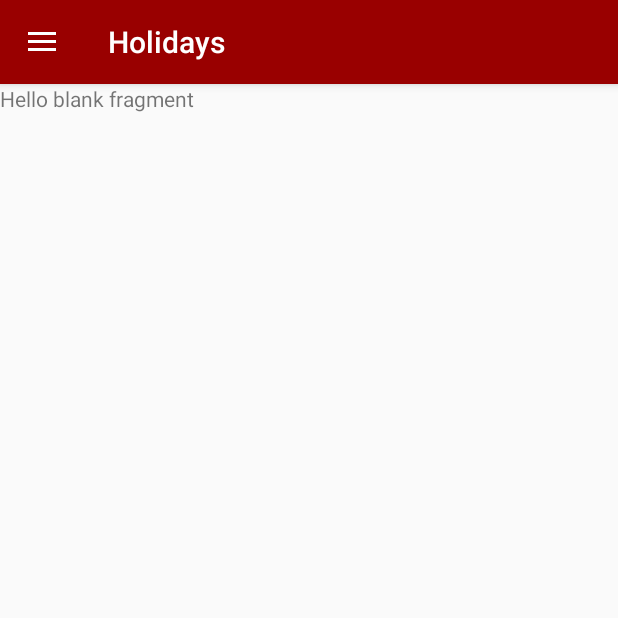
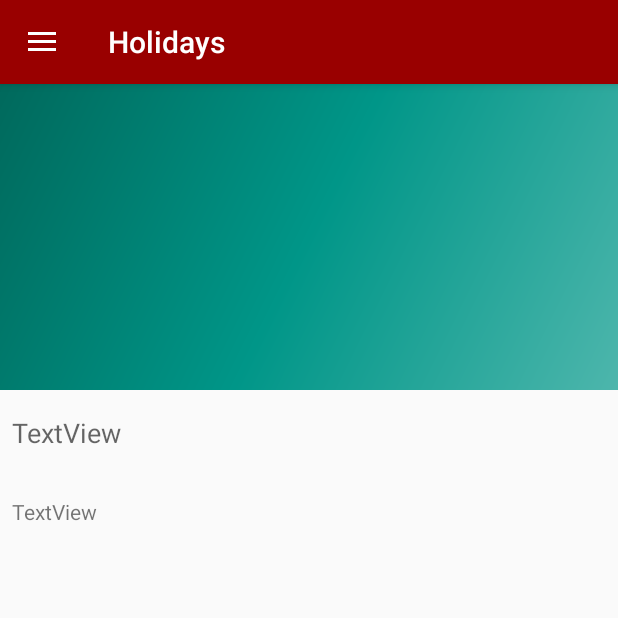
Before and after one commit to geoking/TravelKeeper, an Android app: the fragment HolidayDetailsFragment placed in its activity, on a phone screen of 412 x 824 dp, the top half of it. Run offline under Robolectric (Android 15) with nearby library versions, the phone set to English and light mode, and no system bars; 2 statements that could not run were skipped.

Commit message:
Working layout

```diff
--- a/app/src/main/java/me/geoking/travelkeeper/dummy/DummyContent.java
+++ b/app/src/main/java/me/geoking/travelkeeper/dummy/DummyContent.java
@@ -44,7 +44,7 @@ public class DummyContent {
 
     private static String makeDetails(int position) {
         StringBuilder builder = new StringBuilder();
-        builder.append("This is Holiday: ").append(position);
+        builder.append("\nThis is Holiday: ").append(position);
         for (int i = 0; i < position; i++) {
             builder.append("\nMore details information here.");
         }
--- a/app/src/main/res/layout/fragment_holiday_details.xml
+++ b/app/src/main/res/layout/fragment_holiday_details.xml
@@ -1,13 +1,52 @@
 <FrameLayout xmlns:android="http://schemas.android.com/apk/res/android"
+    xmlns:app="http://schemas.android.com/apk/res-auto"
     xmlns:tools="http://schemas.android.com/tools"
     android:layout_width="match_parent"
     android:layout_height="match_parent"
     tools:context="me.geoking.travelkeeper.Fragments.HolidayDetailsFragment">
 
     <!-- TODO: Update blank fragment layout -->
-    <TextView
+
+    <android.support.constraint.ConstraintLayout
         android:layout_width="match_parent"
         android:layout_height="match_parent"
-        android:text="@string/hello_blank_fragment" />
+        app:layout_behavior="@string/appbar_scrolling_view_behavior"
+        tools:context="me.geoking.travelkeeper.MainActivity"
+        tools:showIn="@layout/app_bar_main">
+
+        <TextView
+            android:id="@+id/notesView"
+            android:layout_width="match_parent"
+            android:layout_height="262dp"
+            android:layout_marginEnd="8dp"
+            android:layout_marginStart="8dp"
+            android:text="TextView"
+            app:layout_constraintBottom_toBottomOf="parent"
+            app:layout_constraintEnd_toEndOf="parent"
+            app:layout_constraintStart_toStartOf="parent"
+            app:layout_constraintTop_toBottomOf="@+id/titleView"
+            app:layout_constraintVertical_bias="0.100000024" />
+
+        <TextView
+            android:id="@+id/titleView"
+            android:layout_width="match_parent"
+            android:layout_height="29dp"
+            android:layout_marginEnd="8dp"
+            android:layout_marginStart="8dp"
+            android:text="TextView"
+            android:textAppearance="@android:style/TextAppearance.Material.Medium"
+            app:layout_constraintBottom_toBottomOf="parent"
+            app:layout_constraintEnd_toEndOf="parent"
+            app:layout_constraintStart_toStartOf="parent"
+            app:layout_constraintTop_toBottomOf="@+id/imageView3"
+            app:layout_constraintVertical_bias="0.029999971" />
+
+        <ImageView
+            android:id="@+id/imageView3"
+            android:layout_width="match_parent"
+            android:layout_height="204dp"
+            android:src="@drawable/side_nav_bar" />
+
+    </android.support.constraint.ConstraintLayout>
 
 </FrameLayout>
--- a/app/src/main/res/layout/fragment_holiday_list.xml
+++ b/app/src/main/res/layout/fragment_holiday_list.xml
@@ -10,4 +10,6 @@
     android:layout_marginRight="16dp"
     app:layoutManager="LinearLayoutManager"
     tools:context="me.geoking.travelkeeper.Fragments.HolidayFragment"
-    tools:listitem="@layout/fragment_holiday" />
+    tools:listitem="@layout/fragment_holiday" >
+
+</android.support.v7.widget.RecyclerView>
```
